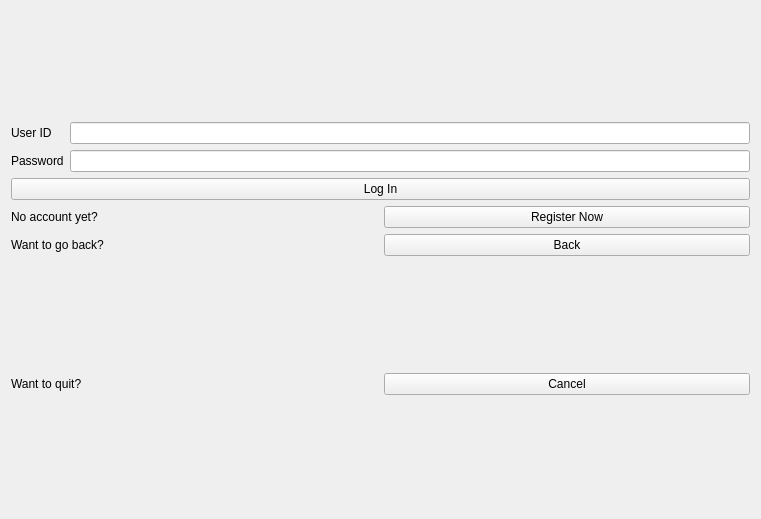
Old version of the form login.ui in the repository Aloereed/Flightman_Client_DATA130039.
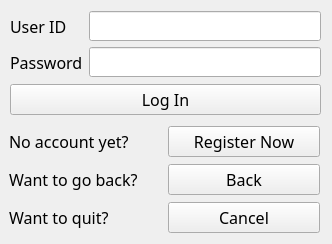
New version of the form.

Patch:
```diff
--- a/login.ui
+++ b/login.ui
@@ -6,17 +6,28 @@
    <rect>
     <x>0</x>
     <y>0</y>
-    <width>761</width>
-    <height>519</height>
+    <width>332</width>
+    <height>244</height>
    </rect>
   </property>
+  <property name="font">
+   <font>
+    <family>Yu Gothic UI Semilight</family>
+    <pointsize>12</pointsize>
+   </font>
+  </property>
   <property name="windowTitle">
    <string>Form</string>
   </property>
-  <layout class="QVBoxLayout" name="verticalLayout_5">
-   <item>
-    <layout class="QVBoxLayout" name="verticalLayout_10">
-     <item>
+  <widget class="QWidget" name="layoutWidget">
+   <property name="geometry">
+    <rect>
+     <x>10</x>
+     <y>10</y>
+     <width>311</width>
+     <height>108</height>
+    </rect>
+   </property>
       <layout class="QVBoxLayout" name="verticalLayout_4">
        <item>
         <layout class="QHBoxLayout" name="horizontalLayout">
@@ -41,10 +52,24 @@
          <item>
           <layout class="QVBoxLayout" name="verticalLayout_3">
            <item>
-            <widget class="QLineEdit" name="UserID"/>
+         <widget class="QLineEdit" name="UserID">
+          <property name="font">
+           <font>
+            <family>Yu Gothic UI Semilight</family>
+            <pointsize>11</pointsize>
+           </font>
+          </property>
+         </widget>
            </item>
            <item>
-            <widget class="QLineEdit" name="Password"/>
+         <widget class="QLineEdit" name="Password">
+          <property name="font">
+           <font>
+            <family>Yu Gothic UI Semilight</family>
+            <pointsize>11</pointsize>
+           </font>
+          </property>
+         </widget>
            </item>
           </layout>
          </item>
@@ -62,9 +87,17 @@
         </layout>
        </item>
       </layout>
-     </item>
-     <item>
-      <layout class="QVBoxLayout" name="verticalLayout_9">
+  </widget>
+  <widget class="QWidget" name="layoutWidget">
+   <property name="geometry">
+    <rect>
+     <x>9</x>
+     <y>125</y>
+     <width>311</width>
+     <height>110</height>
+    </rect>
+   </property>
+   <layout class="QVBoxLayout" name="verticalLayout_5">
        <item>
         <layout class="QHBoxLayout" name="horizontalLayout_3">
          <item>
@@ -101,10 +134,6 @@
          </item>
         </layout>
        </item>
-      </layout>
-     </item>
-    </layout>
-   </item>
    <item>
     <layout class="QHBoxLayout" name="horizontalLayout_5">
      <item>
@@ -124,6 +153,7 @@
     </layout>
    </item>
   </layout>
+  </widget>
  </widget>
  <resources/>
  <connections/>
```
Lines whose indentation alone changed are shown as unchanged.
